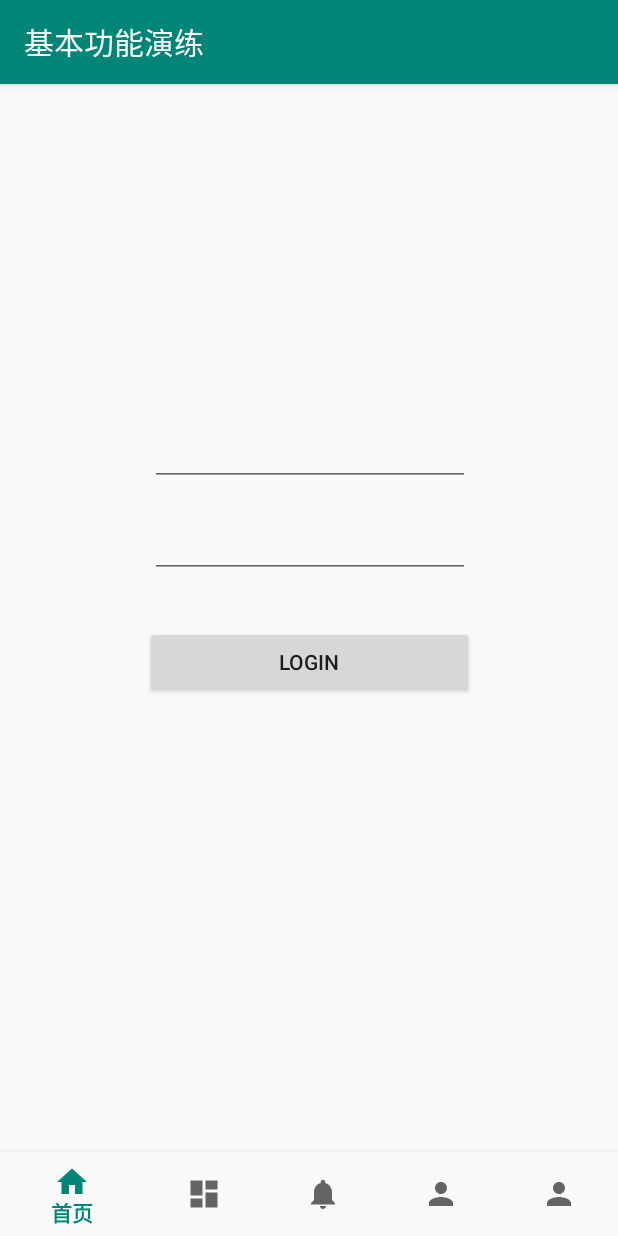
After one commit to JamesKarl/demo, an Android app: the LoginFragment screen opened through its navigation route, on a phone screen of 412 x 824 dp. The commit adds this screen. Run offline under Robolectric (Android 15) with nearby library versions, the phone set to English and light mode, and no system bars; our stand-ins replace data binding, navigation-ui; 3 statements that could not run were skipped.

Commit message:
add login view.

```diff
--- /dev/null
+++ b/app/src/main/java/com/xsuperman/basic/home/login/LoginFragment.kt
@@ -0,0 +1,33 @@
+package com.xsuperman.basic.home.login
+
+import androidx.lifecycle.ViewModelProviders
+import android.os.Bundle
+import androidx.fragment.app.Fragment
+import android.view.LayoutInflater
+import android.view.View
+import android.view.ViewGroup
+
+import com.xsuperman.basic.R
+
+class LoginFragment : Fragment() {
+
+    companion object {
+        fun newInstance() = LoginFragment()
+    }
+
+    private lateinit var viewModel: LoginViewModel
+
+    override fun onCreateView(
+        inflater: LayoutInflater, container: ViewGroup?,
+        savedInstanceState: Bundle?
+    ): View? {
+        return inflater.inflate(R.layout.login_fragment, container, false)
+    }
+
+    override fun onActivityCreated(savedInstanceState: Bundle?) {
+        super.onActivityCreated(savedInstanceState)
+        viewModel = ViewModelProviders.of(this).get(LoginViewModel::class.java)
+        // TODO: Use the ViewModel
+    }
+
+}
--- /dev/null
+++ b/app/src/main/java/com/xsuperman/basic/home/login/LoginViewModel.kt
@@ -0,0 +1,7 @@
+package com.xsuperman.basic.home.login
+
+import androidx.lifecycle.ViewModel
+
+class LoginViewModel : ViewModel() {
+    // TODO: Implement the ViewModel
+}
--- /dev/null
+++ b/app/src/main/java/com/xsuperman/basic/home/login/User.kt
@@ -0,0 +1,3 @@
+package com.xsuperman.basic.home.login
+
+data class User(var username: String, var password: String)
--- /dev/null
+++ b/app/src/main/res/layout/login_fragment.xml
@@ -0,0 +1,61 @@
+<?xml version="1.0" encoding="utf-8"?>
+
+<layout xmlns:android="http://schemas.android.com/apk/res/android"
+        xmlns:app="http://schemas.android.com/apk/res-auto" xmlns:tools="http://schemas.android.com/tools">
+
+    <data>
+        <variable name="user" type="com.xsuperman.basic.home.login.User"/>
+    </data>
+
+    <androidx.constraintlayout.widget.ConstraintLayout
+            android:layout_width="match_parent"
+            android:layout_height="match_parent"
+            tools:context=".home.login.LoginFragment">
+
+
+        <EditText
+                android:layout_width="wrap_content"
+                android:layout_height="wrap_content"
+                android:inputType="textPersonName"
+                android:text="@{user.username}"
+                android:ems="10"
+                android:id="@+id/editText" android:layout_marginStart="8dp"
+                app:layout_constraintStart_toStartOf="@+id/guideline" android:layout_marginBottom="8dp"
+                app:layout_constraintBottom_toTopOf="@+id/guideline2" android:layout_marginEnd="8dp"
+                app:layout_constraintEnd_toStartOf="@+id/guideline3"/>
+        <EditText
+                android:layout_width="wrap_content"
+                android:layout_height="wrap_content"
+                android:inputType="textPassword"
+                android:ems="10"
+                android:text="@{user.password}"
+                android:id="@+id/editText2"
+                app:layout_constraintStart_toStartOf="@+id/guideline"
+                android:layout_marginStart="8dp"
+                android:layout_marginTop="8dp"
+                app:layout_constraintTop_toTopOf="@+id/guideline2"
+                android:layout_marginEnd="8dp"
+                app:layout_constraintEnd_toStartOf="@+id/guideline3"/>
+        <androidx.constraintlayout.widget.Guideline android:layout_width="wrap_content"
+                                                    android:layout_height="wrap_content" android:id="@+id/guideline"
+                                                    app:layout_constraintGuide_begin="89dp"
+                                                    android:orientation="vertical"/>
+        <androidx.constraintlayout.widget.Guideline android:layout_width="wrap_content"
+                                                    android:layout_height="wrap_content" android:id="@+id/guideline2"
+                                                    app:layout_constraintGuide_begin="276dp"
+                                                    android:orientation="horizontal"/>
+        <Button
+                android:text="Login"
+                android:layout_width="0dp"
+                android:layout_height="wrap_content"
+                android:id="@+id/button" android:layout_marginStart="8dp"
+                app:layout_constraintStart_toStartOf="@+id/guideline" android:layout_marginTop="32dp"
+                app:layout_constraintTop_toBottomOf="@+id/editText2"
+                app:layout_constraintEnd_toStartOf="@+id/guideline3" android:layout_marginEnd="8dp"/>
+        <androidx.constraintlayout.widget.Guideline android:layout_width="wrap_content"
+                                                    android:layout_height="wrap_content" android:id="@+id/guideline3"
+                                                    app:layout_constraintGuide_begin="324dp"
+                                                    android:orientation="vertical"/>
+    </androidx.constraintlayout.widget.ConstraintLayout>
+
+</layout>
--- a/app/src/main/res/menu/navigation.xml
+++ b/app/src/main/res/menu/navigation.xml
@@ -21,4 +21,9 @@
             android:icon="@drawable/ic_person_black_24dp"
             android:title="@string/title_mine"/>
 
+    <item
+            android:id="@+id/navigation_login"
+            android:icon="@drawable/ic_person_black_24dp"
+            android:title="@string/title_login"/>
+
 </menu>
--- a/app/src/main/res/navigation/nav_graph.xml
+++ b/app/src/main/res/navigation/nav_graph.xml
@@ -18,4 +18,6 @@
                   android:label="mine_fragment_mine" tools:layout="@layout/mine_fragment_mine">
         </fragment>
     </navigation>
+    <fragment android:id="@+id/loginFragment" android:name="com.xsuperman.basic.home.login.LoginFragment"
+              android:label="LoginFragment"/>
 </navigation>
--- a/app/src/main/res/values/strings.xml
+++ b/app/src/main/res/values/strings.xml
@@ -7,4 +7,5 @@
     <string name="hello_blank_fragment">空的Fragment</string>
     <string name="title_mine">我的</string>
     <string name="title_message">消息</string>
+    <string name="title_login">登录</string>
 </resources>
```
